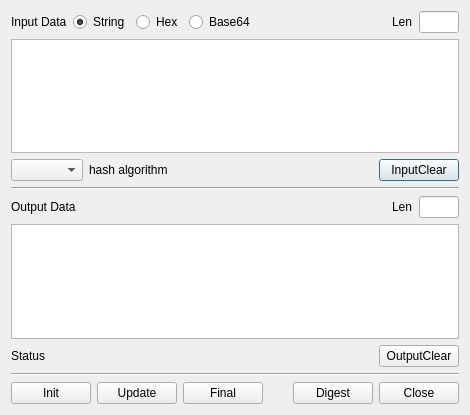
Qt form BerEditor/gen_hash_dlg.ui (jykim74/BerEditor) before a commit.
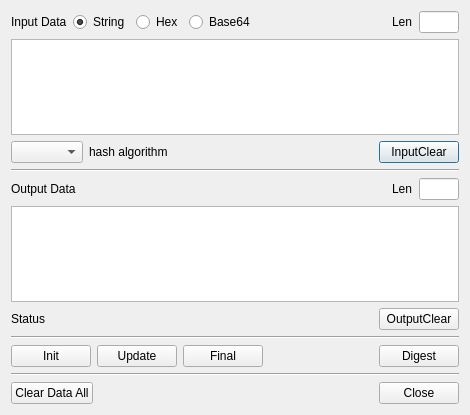
The same form after that commit.

```diff
--- a/BerEditor/gen_hash_dlg.ui
+++ b/BerEditor/gen_hash_dlg.ui
@@ -13,170 +13,8 @@
   <property name="windowTitle">
    <string>Generate hash value</string>
   </property>
-  <layout class="QGridLayout" name="gridLayout">
-   <item row="10" column="0" colspan="2">
-    <widget class="Line" name="line_3">
-     <property name="orientation">
-      <enum>Qt::Horizontal</enum>
-     </property>
-    </widget>
-   </item>
-   <item row="4" column="0" colspan="2">
-    <layout class="QHBoxLayout" name="horizontalLayout_2">
-     <item>
-      <widget class="QComboBox" name="mOutputHashCombo"/>
-     </item>
-     <item>
-      <widget class="QLabel" name="label">
-       <property name="text">
-        <string>hash algorithm</string>
-       </property>
-      </widget>
-     </item>
-     <item>
-      <spacer name="horizontalSpacer_2">
-       <property name="orientation">
-        <enum>Qt::Horizontal</enum>
-       </property>
-       <property name="sizeHint" stdset="0">
-        <size>
-         <width>40</width>
-         <height>20</height>
-        </size>
-       </property>
-      </spacer>
-     </item>
-     <item>
-      <widget class="QPushButton" name="mInputClearBtn">
-       <property name="text">
-        <string>InputClear</string>
-       </property>
-      </widget>
-     </item>
-    </layout>
-   </item>
-   <item row="2" column="0" colspan="2">
-    <widget class="QPlainTextEdit" name="mInputText"/>
-   </item>
-   <item row="7" column="0" colspan="2">
-    <widget class="QPlainTextEdit" name="mOutputText"/>
-   </item>
-   <item row="11" column="0" colspan="2">
-    <layout class="QGridLayout" name="gridLayout_2">
-     <property name="topMargin">
-      <number>0</number>
-     </property>
-     <item row="0" column="4">
-      <widget class="QPushButton" name="mDigestBtn">
-       <property name="text">
-        <string>Digest</string>
-       </property>
-      </widget>
-     </item>
-     <item row="0" column="5">
-      <widget class="QPushButton" name="mCloseBtn">
-       <property name="text">
-        <string>Close</string>
-       </property>
-      </widget>
-     </item>
-     <item row="0" column="1">
-      <widget class="QPushButton" name="mUpdateBtn">
-       <property name="text">
-        <string>Update</string>
-       </property>
-      </widget>
-     </item>
-     <item row="0" column="0">
-      <widget class="QPushButton" name="mInitBtn">
-       <property name="text">
-        <string>Init</string>
-       </property>
-      </widget>
-     </item>
-     <item row="0" column="2">
-      <widget class="QPushButton" name="mFinalBtn">
-       <property name="text">
-        <string>Final</string>
-       </property>
-      </widget>
-     </item>
-     <item row="0" column="3">
-      <spacer name="horizontalSpacer_3">
-       <property name="orientation">
-        <enum>Qt::Horizontal</enum>
-       </property>
-       <property name="sizeHint" stdset="0">
-        <size>
-         <width>40</width>
-         <height>20</height>
-        </size>
-       </property>
-      </spacer>
-     </item>
-    </layout>
-   </item>
-   <item row="6" column="0" colspan="2">
-    <layout class="QGridLayout" name="gridLayout_3">
-     <property name="topMargin">
-      <number>0</number>
-     </property>
-     <item row="0" column="3">
-      <widget class="QLineEdit" name="mOutputLenText">
-       <property name="minimumSize">
-        <size>
-         <width>40</width>
-         <height>0</height>
-        </size>
-       </property>
-       <property name="maximumSize">
-        <size>
-         <width>40</width>
-         <height>16777215</height>
-        </size>
-       </property>
-       <property name="readOnly">
-        <bool>true</bool>
-       </property>
-      </widget>
-     </item>
-     <item row="0" column="0">
-      <widget class="QLabel" name="label_3">
-       <property name="text">
-        <string>Output Data</string>
-       </property>
-      </widget>
-     </item>
-     <item row="0" column="1">
-      <spacer name="horizontalSpacer_4">
-       <property name="orientation">
-        <enum>Qt::Horizontal</enum>
-       </property>
-       <property name="sizeHint" stdset="0">
-        <size>
-         <width>40</width>
-         <height>20</height>
-        </size>
-       </property>
-      </spacer>
-     </item>
-     <item row="0" column="2">
-      <widget class="QLabel" name="label_5">
-       <property name="text">
-        <string>Len</string>
-       </property>
-      </widget>
-     </item>
-    </layout>
-   </item>
-   <item row="5" column="0" colspan="2">
-    <widget class="Line" name="line">
-     <property name="orientation">
-      <enum>Qt::Horizontal</enum>
-     </property>
-    </widget>
-   </item>
-   <item row="1" column="0" colspan="2">
+  <layout class="QVBoxLayout" name="verticalLayout">
+   <item>
     <layout class="QHBoxLayout" name="horizontalLayout">
      <property name="topMargin">
       <number>0</number>
@@ -253,7 +91,107 @@
      </item>
     </layout>
    </item>
-   <item row="8" column="0" colspan="2">
+   <item>
+    <widget class="QPlainTextEdit" name="mInputText"/>
+   </item>
+   <item>
+    <layout class="QHBoxLayout" name="horizontalLayout_2">
+     <item>
+      <widget class="QComboBox" name="mOutputHashCombo"/>
+     </item>
+     <item>
+      <widget class="QLabel" name="label">
+       <property name="text">
+        <string>hash algorithm</string>
+       </property>
+      </widget>
+     </item>
+     <item>
+      <spacer name="horizontalSpacer_2">
+       <property name="orientation">
+        <enum>Qt::Horizontal</enum>
+       </property>
+       <property name="sizeHint" stdset="0">
+        <size>
+         <width>40</width>
+         <height>20</height>
+        </size>
+       </property>
+      </spacer>
+     </item>
+     <item>
+      <widget class="QPushButton" name="mInputClearBtn">
+       <property name="text">
+        <string>InputClear</string>
+       </property>
+      </widget>
+     </item>
+    </layout>
+   </item>
+   <item>
+    <widget class="Line" name="line">
+     <property name="orientation">
+      <enum>Qt::Horizontal</enum>
+     </property>
+    </widget>
+   </item>
+   <item>
+    <layout class="QGridLayout" name="gridLayout_3">
+     <property name="topMargin">
+      <number>0</number>
+     </property>
+     <item row="0" column="3">
+      <widget class="QLineEdit" name="mOutputLenText">
+       <property name="minimumSize">
+        <size>
+         <width>40</width>
+         <height>0</height>
+        </size>
+       </property>
+       <property name="maximumSize">
+        <size>
+         <width>40</width>
+         <height>16777215</height>
+        </size>
+       </property>
+       <property name="readOnly">
+        <bool>true</bool>
+       </property>
+      </widget>
+     </item>
+     <item row="0" column="0">
+      <widget class="QLabel" name="label_3">
+       <property name="text">
+        <string>Output Data</string>
+       </property>
+      </widget>
+     </item>
+     <item row="0" column="1">
+      <spacer name="horizontalSpacer_4">
+       <property name="orientation">
+        <enum>Qt::Horizontal</enum>
+       </property>
+       <property name="sizeHint" stdset="0">
+        <size>
+         <width>40</width>
+         <height>20</height>
+        </size>
+       </property>
+      </spacer>
+     </item>
+     <item row="0" column="2">
+      <widget class="QLabel" name="label_5">
+       <property name="text">
+        <string>Len</string>
+       </property>
+      </widget>
+     </item>
+    </layout>
+   </item>
+   <item>
+    <widget class="QPlainTextEdit" name="mOutputText"/>
+   </item>
+   <item>
     <layout class="QGridLayout" name="gridLayout_4">
      <property name="topMargin">
       <number>0</number>
@@ -287,6 +225,102 @@
      </item>
     </layout>
    </item>
+   <item>
+    <widget class="Line" name="line_3">
+     <property name="orientation">
+      <enum>Qt::Horizontal</enum>
+     </property>
+    </widget>
+   </item>
+   <item>
+    <layout class="QGridLayout" name="gridLayout_2">
+     <property name="topMargin">
+      <number>0</number>
+     </property>
+     <item row="0" column="4">
+      <widget class="QPushButton" name="mDigestBtn">
+       <property name="text">
+        <string>Digest</string>
+       </property>
+      </widget>
+     </item>
+     <item row="0" column="1">
+      <widget class="QPushButton" name="mUpdateBtn">
+       <property name="text">
+        <string>Update</string>
+       </property>
+      </widget>
+     </item>
+     <item row="0" column="0">
+      <widget class="QPushButton" name="mInitBtn">
+       <property name="text">
+        <string>Init</string>
+       </property>
+      </widget>
+     </item>
+     <item row="0" column="2">
+      <widget class="QPushButton" name="mFinalBtn">
+       <property name="text">
+        <string>Final</string>
+       </property>
+      </widget>
+     </item>
+     <item row="0" column="3">
+      <spacer name="horizontalSpacer_3">
+       <property name="orientation">
+        <enum>Qt::Horizontal</enum>
+       </property>
+       <property name="sizeHint" stdset="0">
+        <size>
+         <width>40</width>
+         <height>20</height>
+        </size>
+       </property>
+      </spacer>
+     </item>
+    </layout>
+   </item>
+   <item>
+    <widget class="Line" name="line_2">
+     <property name="orientation">
+      <enum>Qt::Horizontal</enum>
+     </property>
+    </widget>
+   </item>
+   <item>
+    <layout class="QGridLayout" name="gridLayout">
+     <property name="topMargin">
+      <number>0</number>
+     </property>
+     <item row="0" column="2">
+      <widget class="QPushButton" name="mCloseBtn">
+       <property name="text">
+        <string>Close</string>
+       </property>
+      </widget>
+     </item>
+     <item row="0" column="0">
+      <widget class="QPushButton" name="mClearDataAllBtn">
+       <property name="text">
+        <string>Clear Data All</string>
+       </property>
+      </widget>
+     </item>
+     <item row="0" column="1">
+      <spacer name="horizontalSpacer_6">
+       <property name="orientation">
+        <enum>Qt::Horizontal</enum>
+       </property>
+       <property name="sizeHint" stdset="0">
+        <size>
+         <width>40</width>
+         <height>20</height>
+        </size>
+       </property>
+      </spacer>
+     </item>
+    </layout>
+   </item>
   </layout>
  </widget>
  <tabstops>
```
Left out of the diff: 1 changed line with no effect on the pictures.
